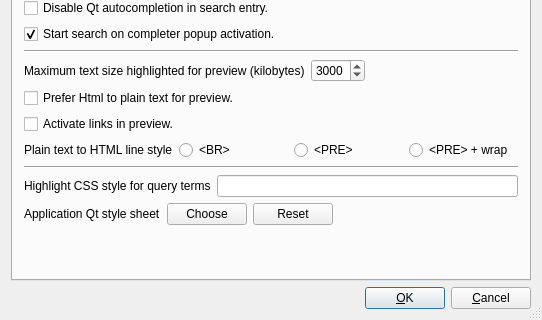
First picture: the form in src/qtgui/uiprefs.ui, repository alberti42/recoll-macos, before the edit; both pictures show x 0 to 542 and y 517 to 837 of the 542 by 837 pixel window.
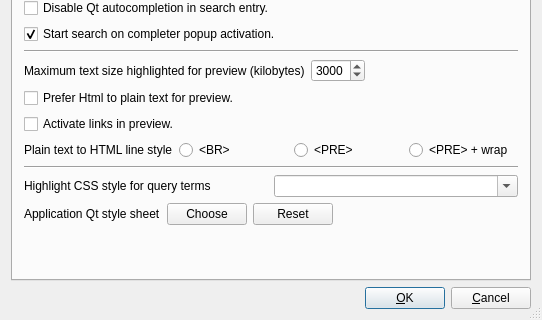
Second picture: the form after the edit.

Commit message: prefs: make the query term css entry a combo so that we can supply some examples

What changed in the file:
```diff
--- a/src/qtgui/uiprefs.ui
+++ b/src/qtgui/uiprefs.ui
@@ -464,7 +464,7 @@
           </widget>
          </item>
          <item>
-          <widget class="QLineEdit" name="qtermStyleLE">
+          <widget class="QComboBox" name="qtermStyleCMB">
            <property name="minimumSize">
             <size>
              <width>50</width>
@@ -474,6 +474,12 @@
            <property name="toolTip">
             <string>Query terms highlighting in results. &lt;br&gt;Maybe try something like &quot;color:red;background:yellow&quot; for something more lively than the default blue...</string>
            </property>
+           <property name="editable">
+            <bool>true</bool>
+           </property>
+           <property name="insertPolicy">
+            <enum>QComboBox::NoInsert</enum>
+           </property>
           </widget>
          </item>
         </layout>
```
Left out of the diff: 2 changed lines with no effect on the pictures. The commit also changes 1 other file.
